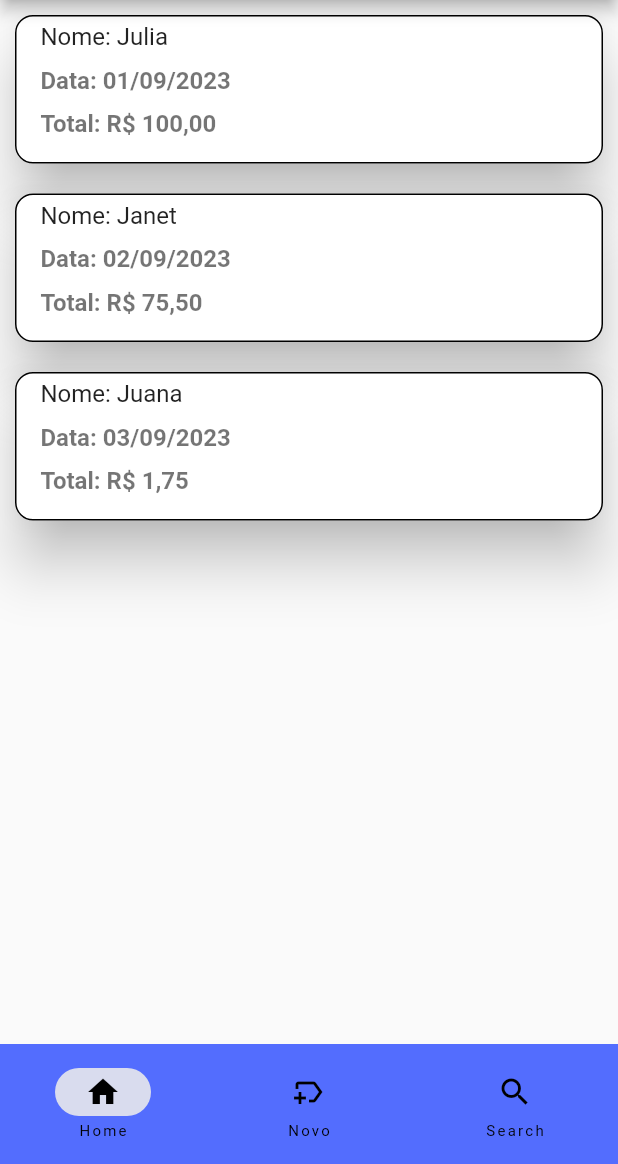
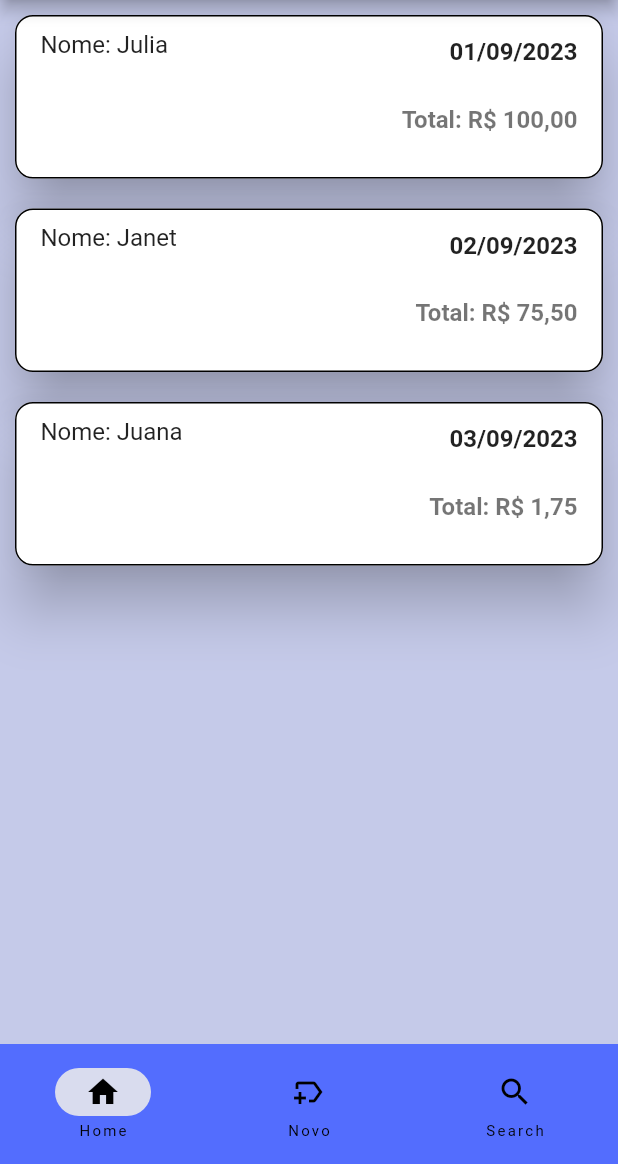
Before and after one commit to Fernanda-Oli/controle-prazo, a Flutter app: the screen it shows after launch, on a phone screen of 412 x 824 dp, the part 72-1236 px from its top. Run offline on Flutter 3.47's test engine with Material 2 defaults, Android fonts, the phone set to English and light mode, and no system bars.

Commit message:
init layout deadlineToReceive - add style in layout card

```diff
--- a/lib/app/pages/home_pages.dart
+++ b/lib/app/pages/home_pages.dart
@@ -43,7 +43,7 @@ class _HomePageState extends State<HomePage> {
             children: widget.labelTab.map((String label) {
               switch (label) {
                 case "Futuros":
-                  return const DeadlineToReceived();
+                  return Container(color: const Color.fromARGB(255, 0, 212, 11), child: DeadlineToReceived());
                 case "Recentes":
                   return Container(color: const Color.fromARGB(255, 0, 212, 11));
                   default: return Container(color: Colors.red);
--- a/lib/app/pages/tab_pages/deadline_to_receive.dart
+++ b/lib/app/pages/tab_pages/deadline_to_receive.dart
@@ -19,6 +19,7 @@ class _DeadlineToReceivedState extends State<DeadlineToReceived> {
   @override
   Widget build(BuildContext context) {
     return Scaffold(
+      backgroundColor: Colors.indigo[100],
       body: ListView.builder(
         itemCount: selectedList.length,
         itemBuilder: (context, index) {
@@ -28,22 +29,24 @@ class _DeadlineToReceivedState extends State<DeadlineToReceived> {
               elevation: 16,
               shape: RoundedRectangleBorder(
                 borderRadius: BorderRadius.circular(12),
-                side: const BorderSide(width : 1, color: Colors.black),
+                side: const BorderSide(width: 1, color: Colors.black),
               ),
               child: Padding(
                 padding: const EdgeInsets.all(1.0),
                 child: ListTile(
                   hoverColor: Colors.indigo[50],
                   shape: RoundedRectangleBorder(
-                  borderRadius: BorderRadius.circular(12),
-
-                ),
+                    borderRadius: BorderRadius.circular(12),
+                  ),
                   onTap: () {
-                    setState(() {
-
-                    });
+                    setState(() {});
                   },
-                  title: Text('Nome: ${selectedList[index].nome}'),
+                  title: Row(
+                    mainAxisAlignment: MainAxisAlignment.spaceBetween,
+                    children: [
+                    Text('Nome: ${selectedList[index].nome}'),
+                    TextLabel(texto: selectedList[index].data),
+                  ]),
                   subtitle: Column(
                     crossAxisAlignment: CrossAxisAlignment.stretch,
                     children: [
@@ -51,12 +54,15 @@ class _DeadlineToReceivedState extends State<DeadlineToReceived> {
                           width: double.infinity,
                           height: 70,
                           child: Column(
-                            crossAxisAlignment: CrossAxisAlignment.start,
-                            children: [
-                            TextLabel(texto: 'Data: ${selectedList[index].data}'),
-                            TextLabel(
-                                texto: 'Total: ${selectedList[index].total}'),
-                          ])),
+                              crossAxisAlignment: CrossAxisAlignment.end,
+                              children: [
+                                Padding(
+                                  padding: const EdgeInsets.symmetric(vertical: 16),
+                                  child: TextLabel(
+                                      texto:
+                                          'Total: ${selectedList[index].total}'),
+                                ),
+                              ])),
                     ],
                   ),
                 ),
```
